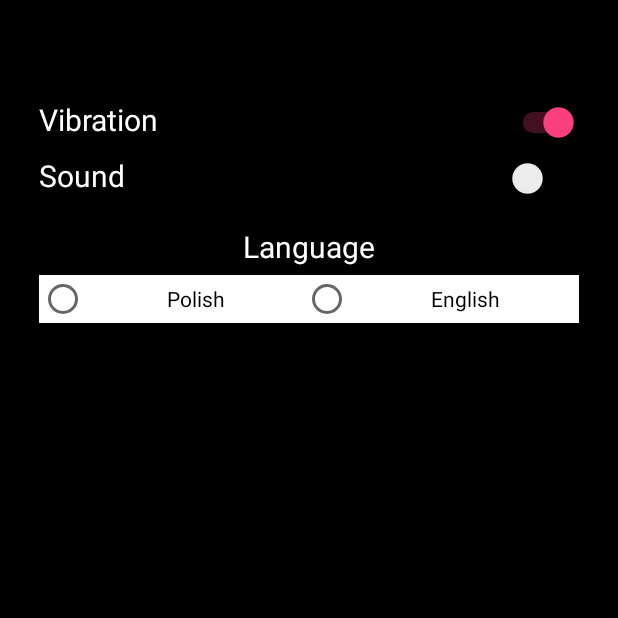
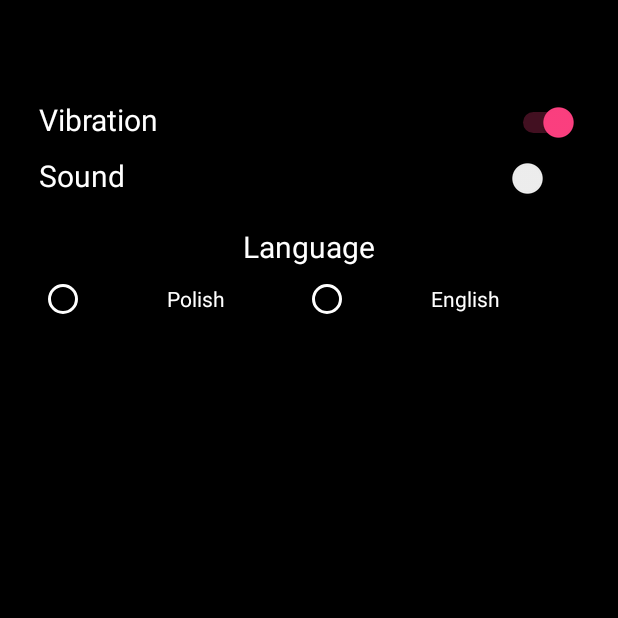
Before and after one commit to mateusz93/Calculator, an Android app: the SettingsActivity screen opened directly, with no data from a screen before it, on a phone screen of 412 x 824 dp, the top half of it. Run offline under Robolectric (Android 15) with nearby library versions, the phone set to English and light mode, and no system bars.

Commit message:
Improve settings layout

```diff
--- a/app/src/main/res/layout/settings.xml
+++ b/app/src/main/res/layout/settings.xml
@@ -92,28 +92,33 @@
                 android:id="@+id/languageRadioGroup"
                 android:layout_width="fill_parent"
                 android:layout_height="match_parent"
-                android:orientation="horizontal">
+                android:orientation="horizontal"
+                android:baselineAligned="false">
 
                 <RadioButton
                     android:layout_width="wrap_content"
                     android:layout_height="wrap_content"
                     android:text="@string/polish"
                     android:id="@+id/polishRadioButton"
-                    android:textColor="#000000"
+                    android:textColor="@android:color/white"
                     android:layout_weight="1"
                     android:textAlignment="center"
-                    android:background="#ffffff"
-                    android:allowUndo="false" />
+                    android:background="@android:color/black"
+                    android:textColorHint="@android:color/white"
+                    android:textColorLink="@android:color/white"
+                    android:textColorHighlight="@android:color/white"
+                    android:buttonTint="@android:color/white" />
 
                 <RadioButton
                     android:layout_width="wrap_content"
                     android:layout_height="wrap_content"
                     android:text="@string/english"
                     android:id="@+id/englishRadioButton"
-                    android:textColor="#000000"
+                    android:textColor="@android:color/white"
                     android:layout_weight="1"
                     android:textAlignment="center"
-                    android:background="#ffffff" />
+                    android:background="@android:color/black"
+                    android:buttonTint="@android:color/white" />
             </RadioGroup>
         </LinearLayout>
 
```
